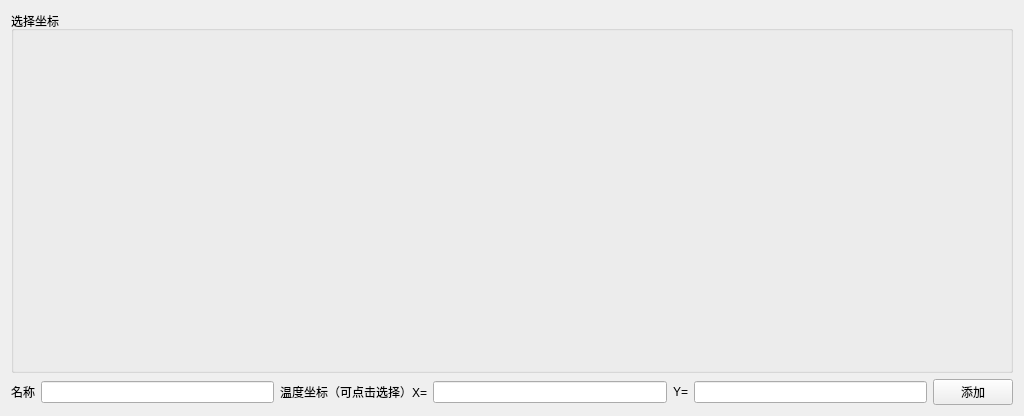
This is add.ui in 851896022/MCU90640_Test as Qt 5 draws it before an edit. The edited form follows.
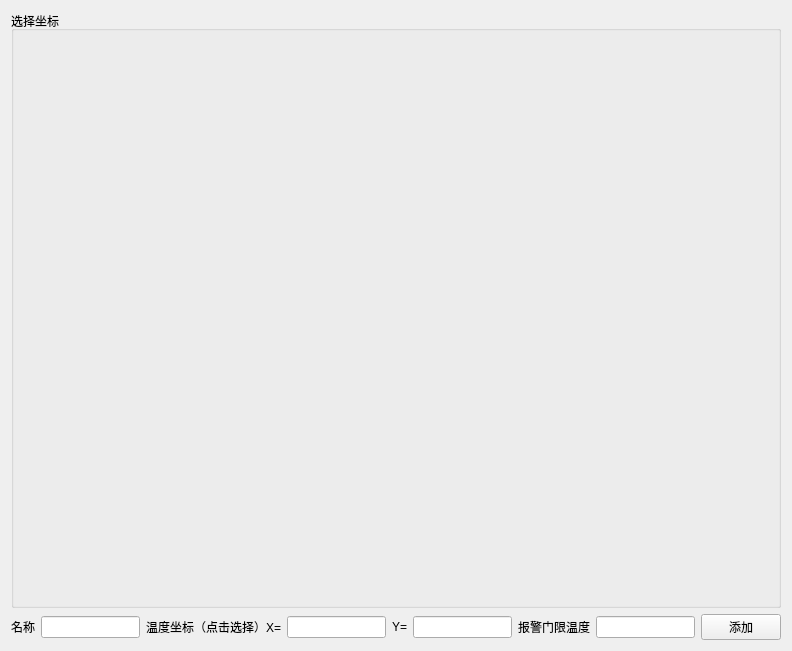
This is the edited form.

Patch:
```diff
--- a/add.ui
+++ b/add.ui
@@ -6,8 +6,8 @@
    <rect>
     <x>0</x>
     <y>0</y>
-    <width>1024</width>
-    <height>416</height>
+    <width>792</width>
+    <height>651</height>
    </rect>
   </property>
   <property name="windowTitle">
@@ -40,7 +40,7 @@
      <item>
       <widget class="QLabel" name="label_2">
        <property name="text">
-        <string>温度坐标（可点击选择）X=</string>
+        <string>温度坐标（点击选择）X=</string>
        </property>
       </widget>
      </item>
@@ -65,6 +65,16 @@
        </property>
       </widget>
      </item>
+     <item>
+      <widget class="QLabel" name="label_4">
+       <property name="text">
+        <string>报警门限温度</string>
+       </property>
+      </widget>
+     </item>
+     <item>
+      <widget class="QLineEdit" name="txtTemp"/>
+     </item>
      <item>
       <widget class="QPushButton" name="btnAdd">
        <property name="text">
```
